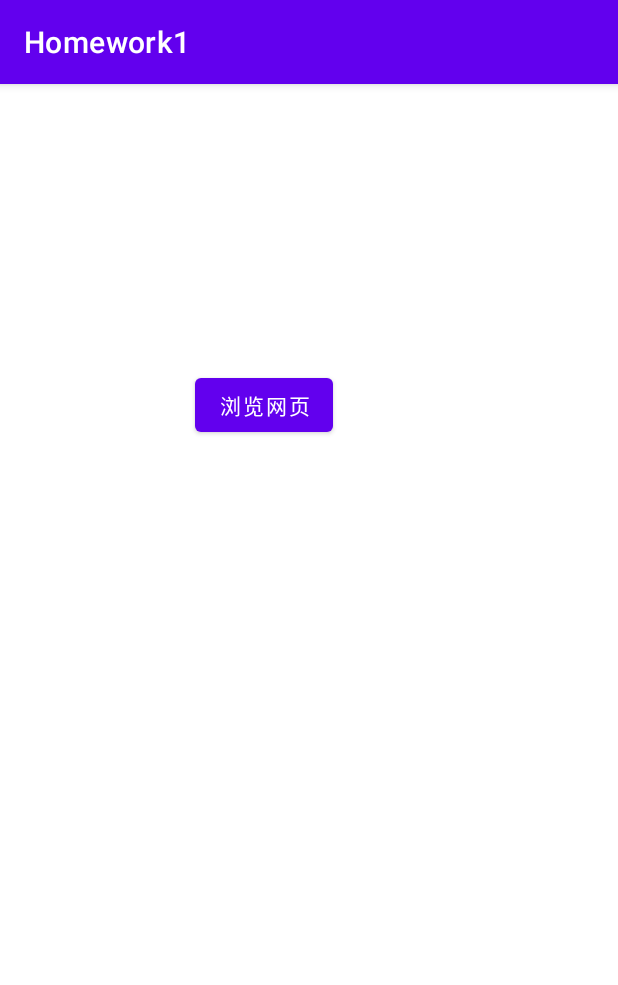
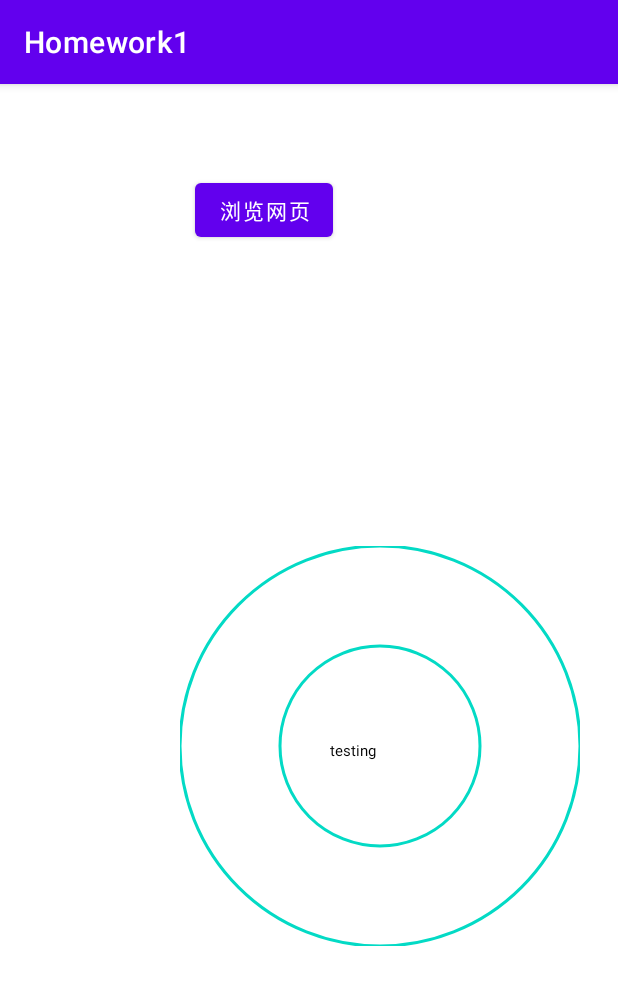
Before and after one commit to limiess/homework, an Android app: the screen it shows after launch (MainActivity), on a phone screen of 412 x 824 dp. Shown: the top 985 px of the screen. Run offline under Robolectric (Android 15) with nearby library versions, the phone set to English and light mode, and no system bars; our stand-ins replace EventBus.

Commit message:
2022.5.9_xiugai

```diff
--- a/app/src/main/java/com/example/homework1/activity/MainActivity.java
+++ b/app/src/main/java/com/example/homework1/activity/MainActivity.java
@@ -8,6 +8,11 @@ import android.view.View;
 import android.widget.Button;
 
 import com.example.homework1.R;
+import com.example.homework1.msgType.MessageEvent;
+
+import org.greenrobot.eventbus.EventBus;
+import org.greenrobot.eventbus.Subscribe;
+import org.greenrobot.eventbus.ThreadMode;
 
 public class MainActivity extends AppCompatActivity {
 
@@ -24,4 +29,5 @@ public class MainActivity extends AppCompatActivity {
             }
         });
     }
+
 }
--- /dev/null
+++ b/app/src/main/java/com/example/homework1/myview/CircularView.java
@@ -0,0 +1,139 @@
+package com.example.homework1.myview;
+
+import android.content.Context;
+import android.content.res.TypedArray;
+import android.graphics.Canvas;
+import android.graphics.Paint;
+import android.util.AttributeSet;
+import android.view.View;
+import com.example.homework1.R;
+
+
+public class CircularView extends View {
+    private String textContent;
+    private int textSize;
+    private int textColor;
+    private int circleColor;
+    private int defaultWidth;
+    private  int defaultHeight;
+    private Paint paintText;
+    private Paint paintCircle;
+    /*public CircularView(Context context) {
+        this(context,null);
+    }*/
+
+    public CircularView(Context context, AttributeSet attrs) {
+        super(context, attrs);
+        TypedArray a = context.getTheme().obtainStyledAttributes(
+                attrs,
+                R.styleable.CircularView,
+                0, 0);
+        try {
+             textContent = a.getString(R.styleable.CircularView_textContent);
+             textSize = a.getDimensionPixelSize(R.styleable.CircularView_textSize, 20);
+             textColor = a.getColor(R.styleable.CircularView_textColor, 0);
+             circleColor=a.getColor(R.styleable.CircularView_circleColor, 0);
+             defaultWidth=a.getInteger(R.styleable.CircularView_defaultWidth, 400);
+             defaultHeight=a.getInteger(R.styleable.CircularView_defaultHeight, 400);
+             paintText=new Paint();
+             paintCircle=new Paint();
+             paintText.setAntiAlias(true);
+             paintText.setTextSize(textSize);
+             paintText.setColor(textColor);
+             paintText.setStyle(Paint.Style.FILL);
+             paintCircle.setAntiAlias(true);
+             paintCircle.setColor(circleColor);
+             paintCircle.setStyle(Paint.Style.STROKE);
+             paintCircle.setStrokeWidth(3);
+        } finally {
+            a.recycle();
+        }
+    }
+    @Override
+    protected void onMeasure(int widthMeasureSpec, int heightMeasureSpec) {
+        super.onMeasure(widthMeasureSpec, heightMeasureSpec);
+        int width = 0;
+        int height = 0;
+        int sizeWidth = MeasureSpec.getSize(widthMeasureSpec);
+        int modeWidth = MeasureSpec.getMode(widthMeasureSpec);
+        if (modeWidth == MeasureSpec.EXACTLY) {
+            width = sizeWidth;
+        } else if (modeWidth == MeasureSpec.AT_MOST) {
+            width = Math.min(defaultWidth, sizeWidth);
+        } else {
+            width = defaultWidth;
+        }
+
+        int sizeHeight = MeasureSpec.getSize(heightMeasureSpec);
+        int modeHeight = MeasureSpec.getMode(heightMeasureSpec);
+        if (modeHeight == MeasureSpec.EXACTLY) {
+            height = sizeHeight;
+        } else if (modeHeight == MeasureSpec.AT_MOST) {
+            height =  Math.min(defaultHeight, sizeHeight);
+        } else {
+            height =  defaultHeight;
+        }
+        setMeasuredDimension(width, height);
+    }
+    @Override
+    protected void onDraw(Canvas canvas) {
+        super.onDraw(canvas);
+        canvas.drawText(textContent, 150,  210, paintText);
+        canvas.drawCircle(200, 200,Math.min(defaultHeight,defaultWidth)/2, paintCircle);
+        canvas.drawCircle(200, 200,Math.min(defaultHeight,defaultWidth)/4, paintCircle);
+    }
+
+    public int getDefaultHeight() {
+        return defaultHeight;
+    }
+
+    public void setDefaultHeight(int defaultHeight) {
+        this.defaultHeight = defaultHeight;
+    }
+
+    public int getDefaultWidth() {
+        return defaultWidth;
+    }
+
+    public void setDefaultWidth(int defaultWidth) {
+        this.defaultWidth = defaultWidth;
+    }
+
+    public int getCircleColor() {
+        return circleColor;
+    }
+
+    public void setCircleColor(int circleColor) {
+        this.circleColor = circleColor;
+    }
+
+    public String getTextContent() {
+        return textContent;
+    }
+
+    public void setTextContent(String textContent) {
+        this.textContent = textContent;
+        invalidate();
+        requestLayout();
+    }
+
+    public int getTextSize() {
+        return textSize;
+    }
+
+    public void setTextSize(int textSize) {
+        this.textSize = textSize;
+        invalidate();
+        requestLayout();
+    }
+
+    public int getTextColor() {
+        return textColor;
+    }
+
+    public void setTextColor(int textColor) {
+        this.textColor = textColor;
+        invalidate();
+        requestLayout();
+    }
+}
--- a/app/src/main/res/layout/activity_main.xml
+++ b/app/src/main/res/layout/activity_main.xml
@@ -12,7 +12,18 @@
         android:layout_width="wrap_content"
         android:layout_height="wrap_content"
         android:layout_marginStart="130dp"
-        android:layout_marginTop="190dp"
+        android:layout_marginTop="60dp"
         android:text="浏览网页" />
+    <com.example.homework1.myview.CircularView
+        android:id="@+id/cirview"
+        android:layout_width="wrap_content"
+        android:layout_height="wrap_content"
+        android:layout_marginStart="120dp"
+        android:layout_marginTop="200dp"
+        app:textContent="testing"
+        app:textColor="@color/black"
+        app:textSize="10sp"
+        app:circleColor="@color/teal_200"/>
+
 
 </LinearLayout>
--- a/app/src/main/res/layout/activity_web.xml
+++ b/app/src/main/res/layout/activity_web.xml
@@ -8,6 +8,7 @@
         android:id="@+id/back"
         android:layout_width="wrap_content"
         android:layout_height="wrap_content"
+        android:drawableLeft="@drawable/back_button_background"
         />
     <WebView
         android:id="@+id/web_view"
```
Also changed, not shown: app/src/main/java/com/example/homework1/activity/WebActivity.java (+7 -0 lines), app/src/main/res/values/attrs.xml (added, +10 -0 lines).
